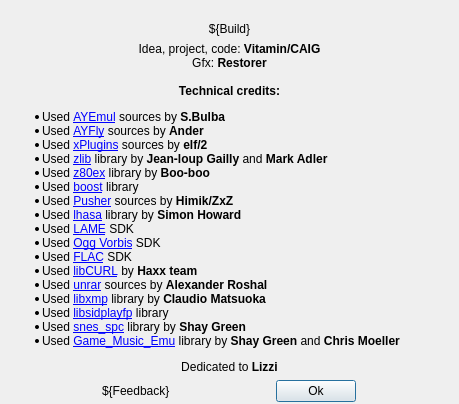
The window that apps/zxtune-qt/ui/informational/aboutdialog.ui (vitamin-caig/zxtune) describes before a commit, drawn with Qt 5.
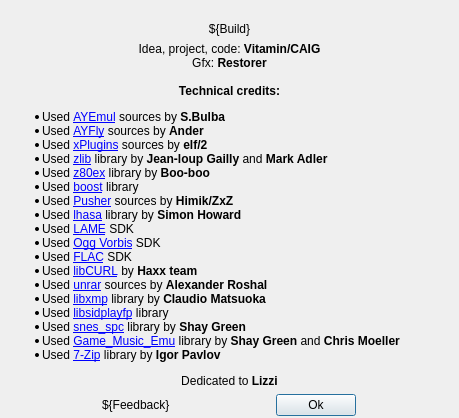
The same window after the commit. Icons and pictures are not drawn.

Commit message: zxtune-qt: update credits.

The edit to the form file:
```diff
--- a/apps/zxtune-qt/ui/informational/aboutdialog.ui
+++ b/apps/zxtune-qt/ui/informational/aboutdialog.ui
@@ -88,6 +88,7 @@
 &lt;li&gt;Used &lt;a href=&quot;http://sidplay-residfp.sourceforge.net&quot;&gt;libsidplayfp&lt;/a&gt; library&lt;/li&gt;
 &lt;li&gt;Used &lt;a href=&quot;http://www.slack.net/~ant/&quot;&gt;snes_spc&lt;/a&gt; library by &lt;b&gt;Shay Green&lt;/b&gt;&lt;/li&gt;
 &lt;li&gt;Used &lt;a href=&quot;https://github.com/kode54/Game_Music_Emu&quot;&gt;Game_Music_Emu&lt;/a&gt; library by &lt;b&gt;Shay Green&lt;/b&gt; and &lt;b&gt;Chris Moeller&lt;/b&gt;&lt;/li&gt;
+&lt;li&gt;Used &lt;a href=&quot;http://www.7-zip.org/&quot;&gt;7-Zip&lt;/a&gt; library by &lt;b&gt;Igor Pavlov&lt;/b&gt;&lt;/li&gt;
 &lt;/ul&gt;
 
 &lt;center&gt;Dedicated to &lt;b&gt;Lizzi&lt;/b&gt;&lt;/center&gt;
```
The commit also changes 2 other files.
